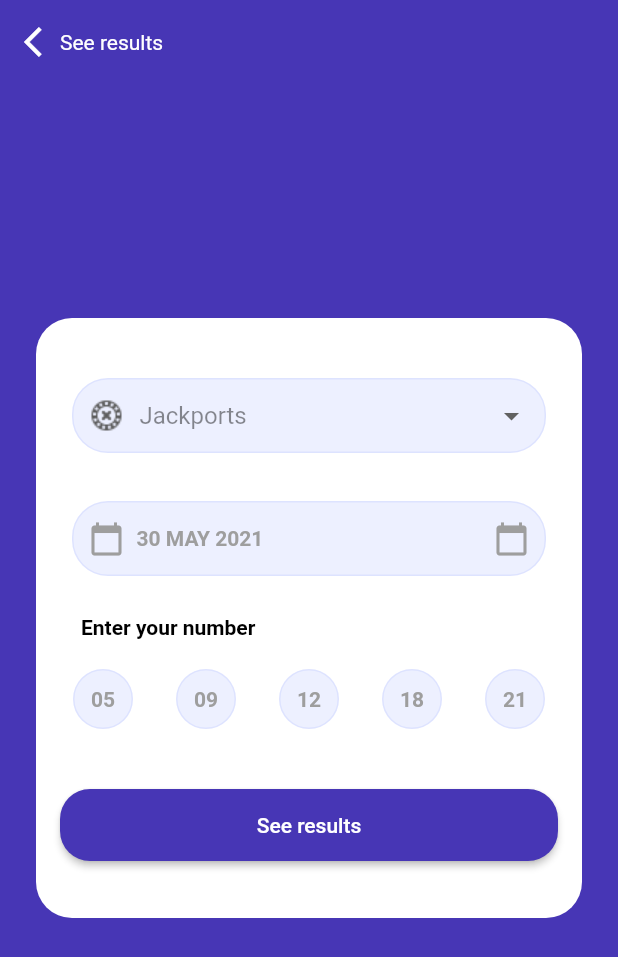
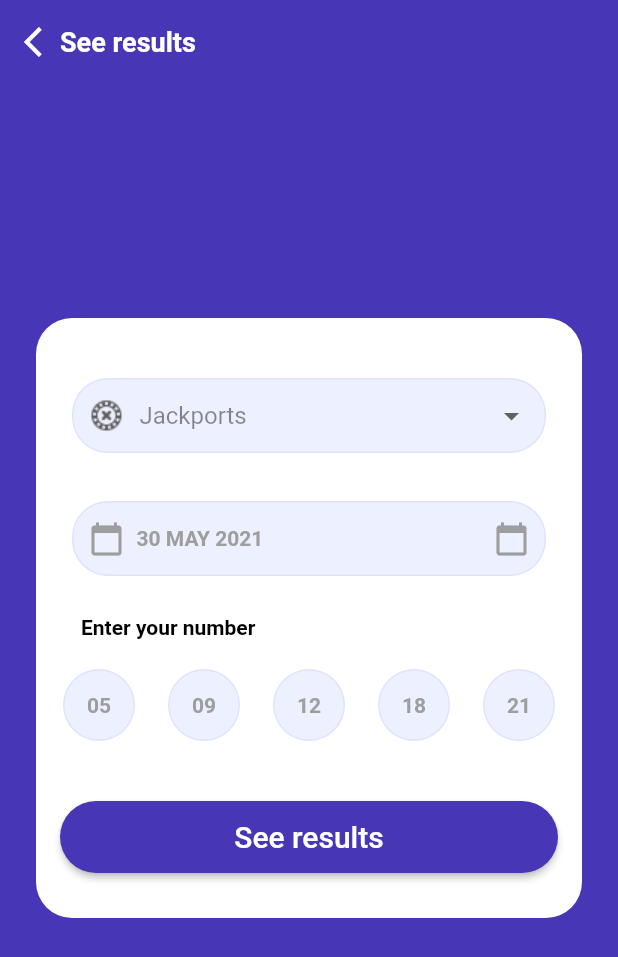
Before and after one commit to Logic2019/lottery_ui, a Flutter app: the ResultsPage screen opened directly, on a phone screen of 412 x 824 dp. Shown: the top 957 px of the screen. Run offline on Flutter 3.47's test engine with Material 2 defaults, Android fonts, the phone set to English and light mode, and no system bars.

Commit message:
minimal changes

```diff
--- a/lib/ui/results/results.dart
+++ b/lib/ui/results/results.dart
@@ -78,7 +78,10 @@ class _ResultsPageState extends State<ResultsPage> {
                 ),
                 Text(
                   seeResults,
-                  style: TextStyle(color: Colors.white),
+                  style: TextStyle(
+                      color: Colors.white,
+                      fontSize: eighteenDp,
+                      fontWeight: FontWeight.bold),
                 )
               ],
             ),
@@ -202,8 +205,8 @@ class _ResultsPageState extends State<ResultsPage> {
   //numbers to select
   Widget buildRoundContainerWithNumber(number) {
     return Container(
-      width: fortyDp,
-      height: fortyDp,
+      width: fortyEightDp,
+      height: fortyEightDp,
       margin: EdgeInsets.symmetric(horizontal: fourDp, vertical: tenDp),
       decoration: BoxDecoration(
           color: Colors.indigoAccent.withOpacity(0.1),
@@ -212,7 +215,7 @@ class _ResultsPageState extends State<ResultsPage> {
           borderRadius: BorderRadius.circular(twentyFourDp)),
       child: Center(
           child: Text(
-            "$number",
+        "$number",
         style: TextStyle(color: Colors.grey, fontWeight: FontWeight.bold),
       )),
     );
@@ -231,11 +234,11 @@ class _ResultsPageState extends State<ResultsPage> {
         },
         child: Text(
           seeResults,
+          style: TextStyle(fontSize: twentyDp),
         ),
         textColor: Colors.white,
         color: Color(0xFF4736B5),
-        shape: RoundedRectangleBorder(
-            borderRadius: BorderRadius.circular(twentyDp)),
+        shape: RoundedRectangleBorder(borderRadius: BorderRadius.circular(36)),
       ),
     );
   }
```
